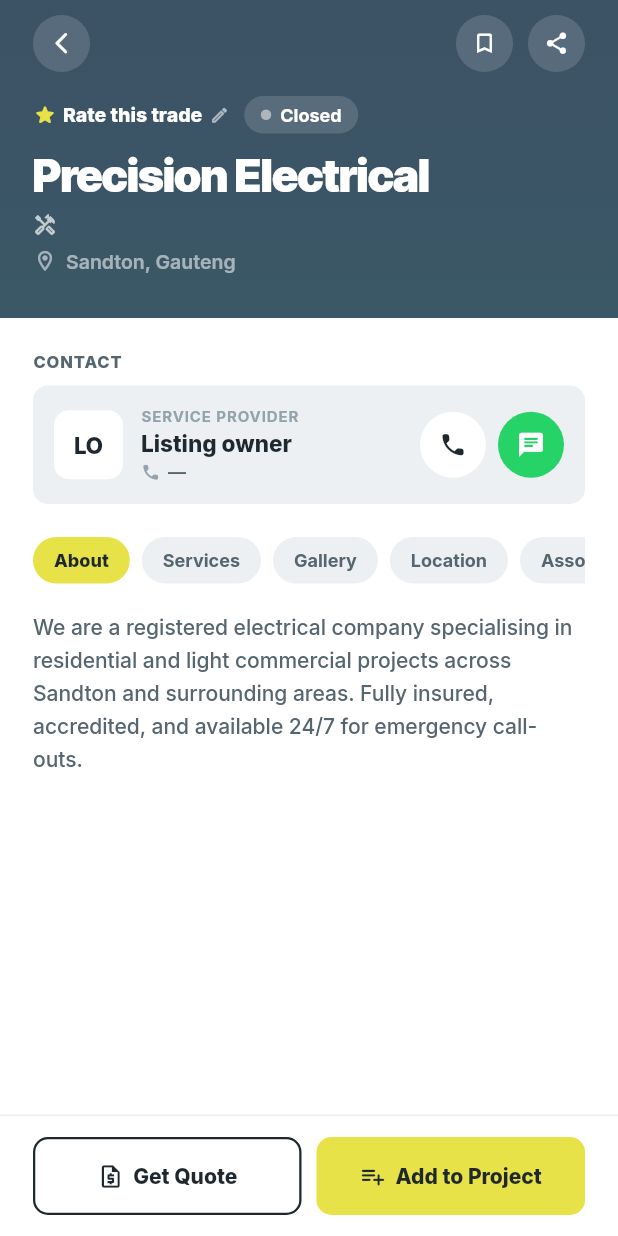
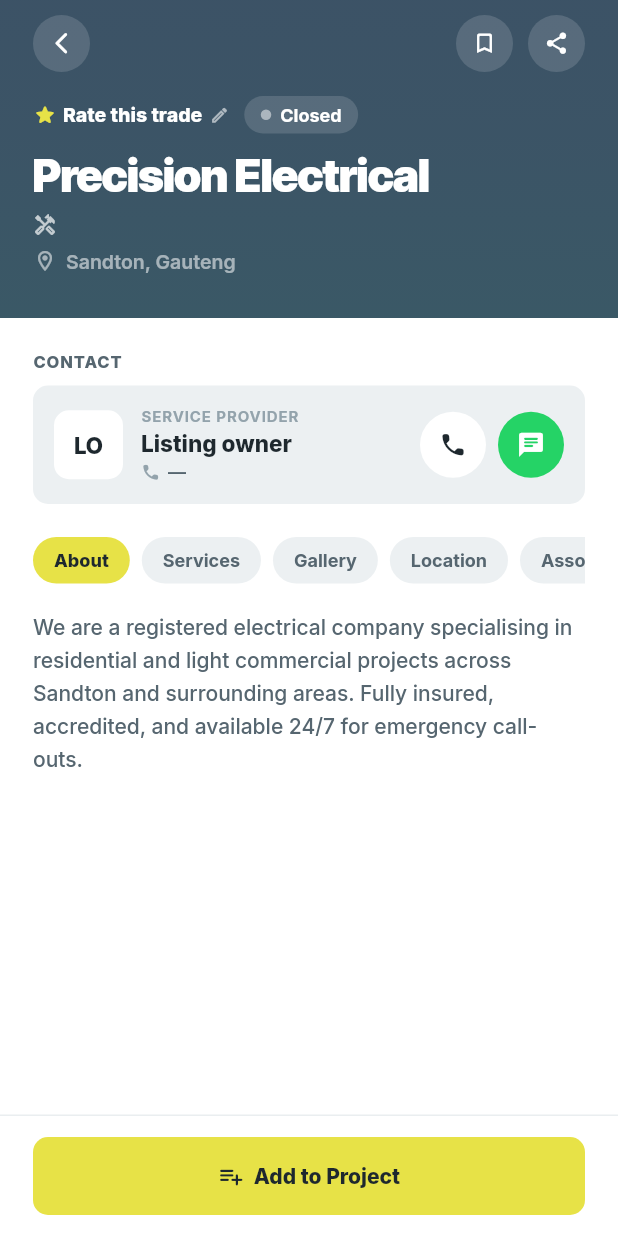
Before and after one commit to BrianTowsen/subby, a Flutter app: the ListingDetailPageWidget screen opened directly with empty values, on a phone screen of 412 x 824 dp. Run offline on Flutter 3.47's test engine with Material 3 defaults, Android fonts, the phone set to English and light mode, and no system bars; our stand-ins replace auto_size_text, cloud_firestore, file_picker, firebase_auth, firebase_core, firebase_storage and 12 more; missing offline and left inert: json_path; accounts and stored records are empty; network calls fail; statements that could not run were skipped.

Commit message:
ff (#243)
* Updating to latest FlutterFlow output.

* chore: reapply responsive layer

* Updating to latest FlutterFlow output.

* chore: reapply responsive layer

* Updating to latest FlutterFlow output.

* chore: reapply responsive layer

* Updating to latest FlutterFlow output.

* chore: reapply responsive layer

* Updating to latest FlutterFlow output.

* chore: reapply responsive layer

* Updating to latest FlutterFlow output.

* chore: reapply responsive layer

* Updating to latest FlutterFlow output.

* chore: reapply responsive layer

* Updating to latest FlutterFlow output.

* chore: reapply responsive layer

* Updating to latest FlutterFlow output.

* chore: reapply responsive layer

* Updating to latest FlutterFlow output.

* chore: reapply responsive layer

* Updating to latest FlutterFlow output.

* chore: reapply responsive layer

* Updating to latest FlutterFlow output.

* chore: reapply responsive layer

* Updating to latest FlutterFlow output.

* chore: reapply responsive layer

---------

Co-authored-by: FlutterFlow <140657486+FlutterFlowEng@users.noreply.github.com>
Co-authored-by: responsive-bot <responsive-bot@users.noreply.github.com>

```diff
--- a/lib/custom_code/widgets/listing_detail_page_view.dart
+++ b/lib/custom_code/widgets/listing_detail_page_view.dart
@@ -7,12 +7,6 @@ import '/flutter_flow/custom_functions.dart'; // Imports custom functions
 import 'package:flutter/material.dart';
 // Begin custom widget code
 // DO NOT REMOVE OR MODIFY THE CODE ABOVE!
-
-import 'index.dart'; // Imports other custom widgets
-
-import 'index.dart'; // Imports other custom widgets
-
-import 'index.dart'; // Imports other custom widgets
 
 import 'index.dart'; // Imports other custom widgets
 
@@ -309,66 +303,8 @@ class _ListingDetailPageViewState extends State<ListingDetailPageView> {
   }
 
   // ===========================
-  // GET QUOTE
+  // ADD TO PROJECT — PICKER
   // ===========================
-  Future<void> _inviteListingToQuote({
-    required DocumentReference projectRef,
-    required DocumentReference listingRef,
-    required DocumentReference? providerRef,
-    required String title,
-  }) async {
-    try {
-      final qref = projectRef.collection('quotes').doc(listingRef.id);
-      final existing = await qref.get();
-      final status =
-          ((existing.data() as Map<String, dynamic>?)?['status'] ?? '')
-              .toString();
-      if (existing.exists && status != 'declined') {
-        _snack('Already invited to quote on this project.');
-        return;
-      }
-      await qref.set({
-        'listingRef': listingRef,
-        'listingName': title,
-        'providerRef': providerRef,
-        'status': 'invited',
-        'invitedAt': FieldValue.serverTimestamp(),
-        'updatedAt': FieldValue.serverTimestamp(),
-      });
-      _snack(providerRef != null
-          ? 'Quote request sent.'
-          : 'Request logged — this listing isn\'t claimed on Subby yet, '
-              'so contact the trade directly.');
-    } catch (e) {
-      debugPrint('⚠️ inviteListingToQuote failed: $e');
-      _snack('Could not send quote request.');
-    }
-  }
-
-  Future<void> _showGetQuoteSheet({
-    required DocumentReference listingRef,
-    required DocumentReference? providerRef,
-    required String title,
-  }) async {
-    final userRef = _currentUserRefOrNull();
-    if (userRef == null) {
-      context.pushNamed('loginPage');
-      return;
-    }
-    await _showProjectPickerSheet(
-      sheetTitle: 'Get a Quote',
-      sheetSubtitle: 'Choose which project you want this trade to quote on.',
-      ctaLabel: 'Send quote request',
-      ctaIcon: Icons.send_rounded,
-      onConfirm: (projectRef) => _inviteListingToQuote(
-        projectRef: projectRef,
-        listingRef: listingRef,
-        providerRef: providerRef,
-        title: title,
-      ),
-    );
-  }
-
   Future<void> _showProjectPickerSheet({
     required String sheetTitle,
     required String sheetSubtitle,
@@ -1694,45 +1630,6 @@ class _ListingDetailPageViewState extends State<ListingDetailPageView> {
                   child: Row(children: [
                     Expanded(
                       child: InkWell(
-                        onTap: () => _showGetQuoteSheet(
-                          listingRef: listingRef,
-                          providerRef: ownerRef,
-                          title: plTitle,
-                        ),
-                        borderRadius: BorderRadius.circular(10),
-                        child: Container(
-                          height: 52,
-                          alignment: Alignment.center,
-                          padding: const EdgeInsets.symmetric(horizontal: 6),
-                          decoration: BoxDecoration(
-                              color: _paper,
-                              borderRadius: BorderRadius.circular(10),
-                              border: Border.all(color: _ink, width: 1.5)),
-                          child: const Row(
-                            mainAxisAlignment: MainAxisAlignment.center,
-                            mainAxisSize: MainAxisSize.min,
-                            children: [
-                              Icon(Icons.request_quote_outlined,
-                                  size: 18, color: _ink),
-                              SizedBox(width: 6),
-                              Flexible(
-                                child: Text('Get Quote',
-                                    maxLines: 1,
-                                    overflow: TextOverflow.ellipsis,
-                                    style: TextStyle(
-                                        fontFamily: _bodyFont,
-                                        fontSize: 14,
-                                        fontWeight: FontWeight.w800,
-                                        color: _ink)),
-                              ),
-                            ],
-                          ),
-                        ),
-                      ),
-                    ),
-                    const SizedBox(width: 10),
-                    Expanded(
-                      child: InkWell(
                         onTap: () => _showAddToProjectSheet(
                           listingRef: listingRef,
                           title: plTitle,
```
